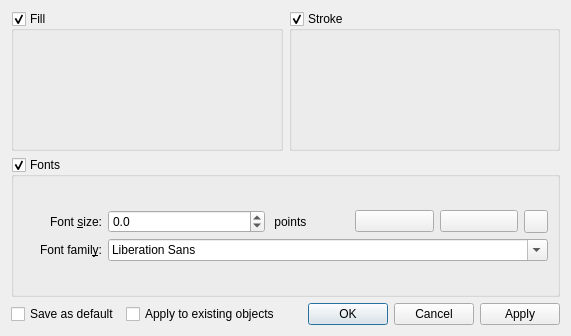
Kst-plot/kst, file src/libkstapp/themedialog.ui: the form before one commit.
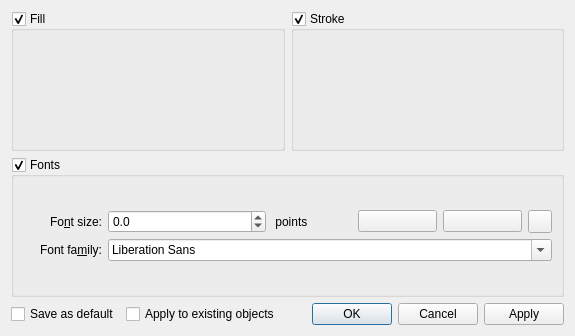
The form after the commit. Custom widgets are drawn as their Qt base class.

The edit to the form file:
```diff
--- a/src/libkstapp/themedialog.ui
+++ b/src/libkstapp/themedialog.ui
@@ -6,7 +6,7 @@
    <rect>
     <x>0</x>
     <y>0</y>
-    <width>571</width>
+    <width>575</width>
     <height>336</height>
    </rect>
   </property>
@@ -55,7 +55,7 @@
         <item row="0" column="0">
          <widget class="QLabel" name="_Label_11">
           <property name="text">
-           <string>Font &amp;size:</string>
+           <string>Fo&amp;nt size:</string>
           </property>
           <property name="alignment">
            <set>Qt::AlignRight|Qt::AlignTrailing|Qt::AlignVCenter</set>
@@ -81,7 +81,7 @@
         <item row="1" column="0">
          <widget class="QLabel" name="_Label_12">
           <property name="text">
-           <string>Font famil&amp;y:</string>
+           <string>Font fa&amp;mily:</string>
           </property>
           <property name="alignment">
            <set>Qt::AlignRight|Qt::AlignTrailing|Qt::AlignVCenter</set>
```
Left out of the diff: 12 changed lines with no effect on the pictures.
